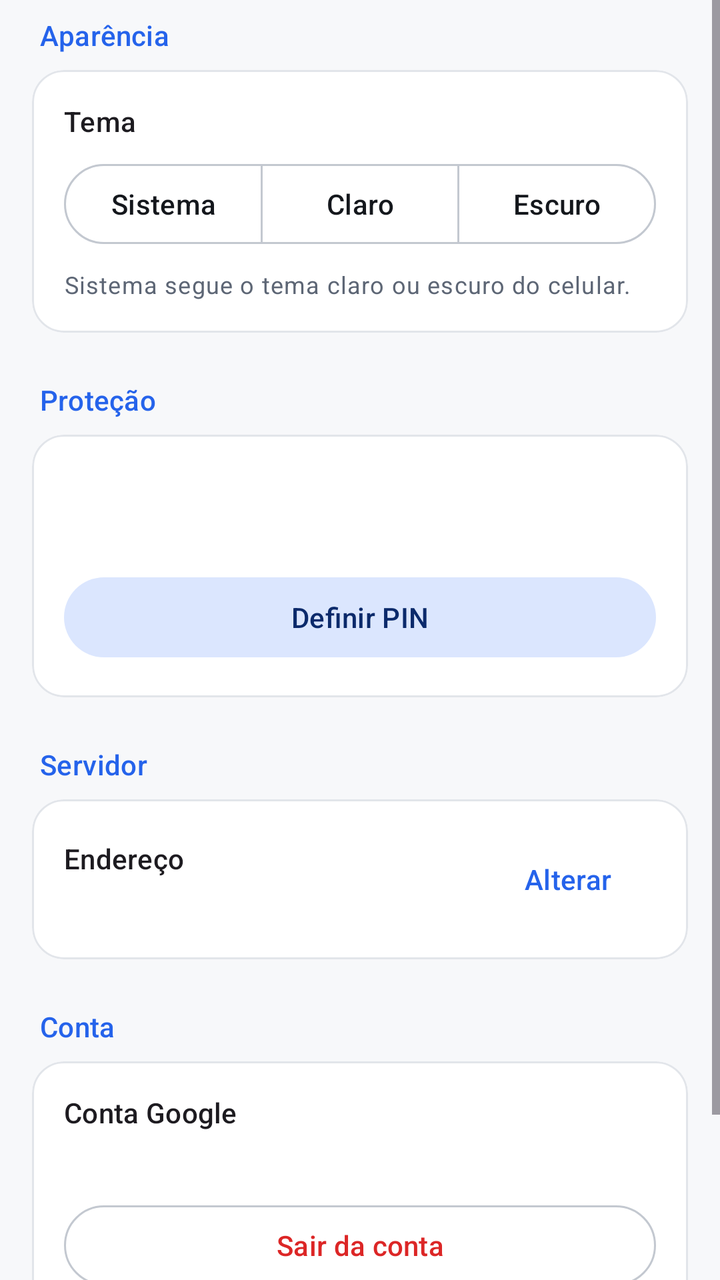
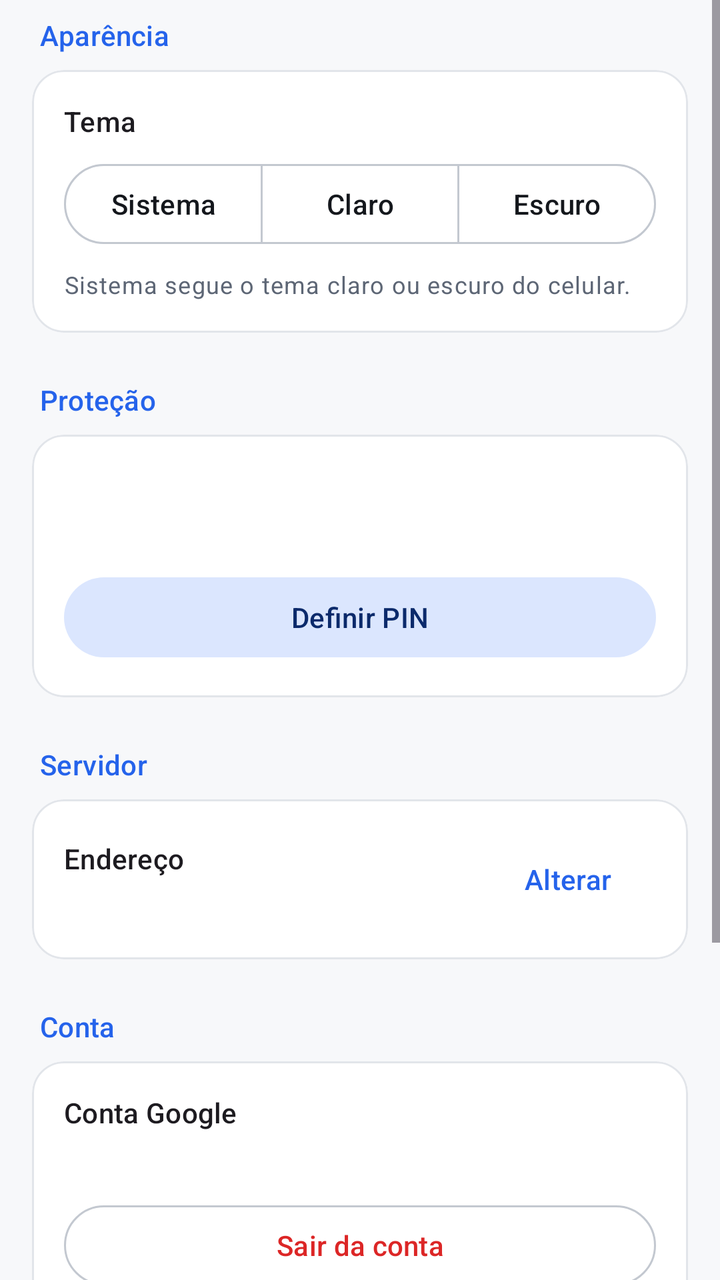

An Android layout rendered at two revisions. The XML below is the earlier revision; the diff shows what the commit changed to produce the second picture.
<!-- AndroidManifest.xml: application theme Theme.CameraMonitor -->
<!-- res/layout/fragment_settings.xml -->
<?xml version="1.0" encoding="utf-8"?>
<ScrollView xmlns:android="http://schemas.android.com/apk/res/android"
    android:layout_width="match_parent"
    android:layout_height="match_parent"
    android:fillViewport="true">

    <LinearLayout
        android:layout_width="match_parent"
        android:layout_height="wrap_content"
        android:orientation="vertical"
        android:paddingStart="16dp"
        android:paddingEnd="16dp"
        android:paddingBottom="24dp">

        
        <TextView
            style="@style/SectionTitle"
            android:layout_marginTop="8dp"
            android:text="@string/appearance_title" />

        <com.google.android.material.card.MaterialCardView
            style="@style/SectionCard"
            android:layout_width="match_parent"
            android:layout_height="wrap_content">

            <LinearLayout style="@style/SectionCardContent">

                <TextView
                    style="@style/OptionLabel"
                    android:text="@string/theme_label" />

                <com.google.android.material.button.MaterialButtonToggleGroup
                    android:id="@+id/themeGroup"
                    style="@style/ChoiceGroup">

                    <com.google.android.material.button.MaterialButton
                        android:id="@+id/themeSystem"
                        style="@style/ChoiceButton"
                        android:text="@string/theme_system" />

                    <com.google.android.material.button.MaterialButton
                        android:id="@+id/themeLight"
                        style="@style/ChoiceButton"
                        android:text="@string/theme_light" />

                    <com.google.android.material.button.MaterialButton
                        android:id="@+id/themeDark"
                        style="@style/ChoiceButton"
                        android:text="@string/theme_dark" />

                </com.google.android.material.button.MaterialButtonToggleGroup>

                <TextView
                    style="@style/OptionHint"
                    android:text="@string/theme_hint" />

            </LinearLayout>

        </com.google.android.material.card.MaterialCardView>

        
        <TextView
            style="@style/SectionTitle"
            android:text="@string/protection_title" />

        <com.google.android.material.card.MaterialCardView
            style="@style/SectionCard"
            android:layout_width="match_parent"
            android:layout_height="wrap_content">

            <LinearLayout style="@style/SectionCardContent">

                <TextView
                    android:id="@+id/protectionTitle"
                    style="@style/OptionLabel" />

                <TextView
                    android:id="@+id/protectionStatus"
                    style="@style/OptionHint"
                    android:layout_marginTop="4dp" />

                <LinearLayout
                    android:layout_width="match_parent"
                    android:layout_height="wrap_content"
                    android:layout_marginTop="12dp"
                    android:orientation="horizontal">

                    <com.google.android.material.button.MaterialButton
                        android:id="@+id/pinSetButton"
                        style="@style/Widget.Material3.Button.TonalButton"
                        android:layout_width="0dp"
                        android:layout_height="wrap_content"
                        android:layout_weight="1"
                        android:text="@string/pin_set" />

                    <com.google.android.material.button.MaterialButton
                        android:id="@+id/pinRemoveButton"
                        style="@style/Widget.Material3.Button.OutlinedButton"
                        android:layout_width="0dp"
                        android:layout_height="wrap_content"
                        android:layout_marginStart="8dp"
                        android:layout_weight="1"
                        android:text="@string/pin_remove"
                        android:visibility="gone" />

                </LinearLayout>

            </LinearLayout>

        </com.google.android.material.card.MaterialCardView>

        
        <TextView
            style="@style/SectionTitle"
            android:text="@string/server_title" />

        <com.google.android.material.card.MaterialCardView
            style="@style/SectionCard"
            android:layout_width="match_parent"
            android:layout_height="wrap_content">

            <LinearLayout
                android:layout_width="match_parent"
                android:layout_height="wrap_content"
                android:gravity="center_vertical"
                android:orientation="horizontal"
                android:padding="16dp">

                <LinearLayout
                    android:layout_width="0dp"
                    android:layout_height="wrap_content"
                    android:layout_weight="1"
                    android:orientation="vertical">

                    <TextView
                        style="@style/OptionLabel"
                        android:text="@string/server_label" />

                    <TextView
                        android:id="@+id/serverText"
                        style="@style/OptionHint"
                        android:layout_marginTop="2dp"
                        android:textAppearance="?attr/textAppearanceBodyMedium" />

                </LinearLayout>

                <com.google.android.material.button.MaterialButton
                    android:id="@+id/serverButton"
                    style="@style/Widget.Material3.Button.TextButton"
                    android:layout_width="wrap_content"
                    android:layout_height="wrap_content"
                    android:text="@string/server_change" />

            </LinearLayout>

        </com.google.android.material.card.MaterialCardView>

        
        <TextView
            style="@style/SectionTitle"
            android:text="@string/account_title" />

        <com.google.android.material.card.MaterialCardView
            style="@style/SectionCard"
            android:layout_width="match_parent"
            android:layout_height="wrap_content">

            <LinearLayout style="@style/SectionCardContent">

                <TextView
                    style="@style/OptionLabel"
                    android:text="@string/account_label" />

                <TextView
                    android:id="@+id/accountText"
                    style="@style/OptionHint"
                    android:layout_marginTop="2dp"
                    android:textAppearance="?attr/textAppearanceBodyMedium" />

                <com.google.android.material.button.MaterialButton
                    android:id="@+id/signOutButton"
                    style="@style/Widget.Material3.Button.OutlinedButton"
                    android:layout_width="match_parent"
                    android:layout_height="wrap_content"
                    android:layout_marginTop="12dp"
                    android:text="@string/sign_out"
                    android:textColor="?attr/colorError" />

                <TextView
                    android:id="@+id/signOutHint"
                    style="@style/OptionHint"
                    android:text="@string/sign_out_running_hint"
                    android:visibility="gone" />

            </LinearLayout>

        </com.google.android.material.card.MaterialCardView>

        <TextView
            android:id="@+id/versionText"
            style="@style/OptionHint"
            android:layout_marginTop="32dp"
            android:gravity="center" />

    </LinearLayout>

</ScrollView>
<!-- resources referenced by this layout -->
<resources>
  <string name="account_label">Conta Google</string>
  <string name="account_title">Conta</string>
  <string name="appearance_title">Aparência</string>
  <string name="pin_remove">Remover PIN</string>
  <string name="pin_set">Definir PIN</string>
  <string name="protection_title">Proteção</string>
  <string name="server_change">Alterar</string>
  <string name="server_label">Endereço</string>
  <string name="server_title">Servidor</string>
  <string name="sign_out">Sair da conta</string>
  <string name="sign_out_running_hint">Pare a câmera para sair da conta.</string>
  <string name="theme_dark">Escuro</string>
  <string name="theme_hint">Sistema segue o tema claro ou escuro do celular.</string>
  <string name="theme_label">Tema</string>
  <string name="theme_light">Claro</string>
  <string name="theme_system">Sistema</string>
  <style name="ChoiceButton" parent="Widget.Material3.Button.OutlinedButton">
          <item name="android:layout_width">0dp</item>
          <item name="android:layout_height">wrap_content</item>
          <item name="android:layout_weight">1</item>
          <item name="android:paddingStart">8dp</item>
          <item name="android:paddingEnd">8dp</item>
      </style>
  <style name="ChoiceGroup">
          <item name="android:layout_width">match_parent</item>
          <item name="android:layout_height">wrap_content</item>
          <item name="android:layout_marginTop">8dp</item>
          <item name="selectionRequired">true</item>
          <item name="singleSelection">true</item>
      </style>
  <style name="OptionHint">
          <item name="android:layout_width">match_parent</item>
          <item name="android:layout_height">wrap_content</item>
          <item name="android:layout_marginTop">8dp</item>
          <item name="android:textAppearance">?attr/textAppearanceBodySmall</item>
          <item name="android:textColor">?attr/colorOnSurfaceVariant</item>
      </style>
  <style name="OptionLabel">
          <item name="android:layout_width">match_parent</item>
          <item name="android:layout_height">wrap_content</item>
          <item name="android:textAppearance">?attr/textAppearanceTitleSmall</item>
      </style>
  <style name="SectionCard" parent="Widget.Material3.CardView.Outlined">
          <item name="cardBackgroundColor">?attr/colorSurfaceContainerLow</item>
          <item name="strokeColor">?attr/colorOutlineVariant</item>
          <item name="cardCornerRadius">16dp</item>
      </style>
  <style name="SectionCardContent">
          <item name="android:layout_width">match_parent</item>
          <item name="android:layout_height">wrap_content</item>
          <item name="android:orientation">vertical</item>
          <item name="android:padding">16dp</item>
      </style>
  <color name="primary">#2563EB</color>
  <color name="on_primary">#FFFFFF</color>
  <color name="primary_container">#DBE6FE</color>
  <color name="on_primary_container">#0B2A6B</color>
  <color name="surface">#F7F8FA</color>
  <color name="surface_lowest">#FFFFFF</color>
  <color name="surface_low">#FFFFFF</color>
  <color name="surface_container">#ECEEF2</color>
  <color name="surface_high">#E6E9EE</color>
  <color name="surface_highest">#E0E4EA</color>
  <color name="on_surface">#14171C</color>
  <color name="on_surface_variant">#5D6675</color>
  <color name="outline">#C3C8D0</color>
  <color name="outline_variant">#E2E5EA</color>
  <color name="error">#DC2626</color>
  <color name="on_error">#FFFFFF</color>
  <color name="error_container">#FDE2E2</color>
  <color name="on_error_container">#7F1D1D</color>
  <!-- unchanged entries left out for length: 2 -->
</resources>

<!-- the commit's change to res/layout/fragment_settings.xml (unified diff, before → after) -->
@@ -196,11 +196,45 @@
 
         </com.google.android.material.card.MaterialCardView>
 
-        <TextView
-            android:id="@+id/versionText"
-            style="@style/OptionHint"
-            android:layout_marginTop="32dp"
-            android:gravity="center" />
+        
+        <TextView
+            style="@style/SectionTitle"
+            android:text="@string/update_title" />
+
+        <com.google.android.material.card.MaterialCardView
+            style="@style/SectionCard"
+            android:layout_width="match_parent"
+            android:layout_height="wrap_content">
+
+            <LinearLayout style="@style/SectionCardContent">
+
+                <TextView
+                    android:id="@+id/updateInstalled"
+                    style="@style/OptionLabel" />
+
+                <TextView
+                    android:id="@+id/updateStatus"
+                    style="@style/OptionHint"
+                    android:layout_marginTop="4dp" />
+
+                <com.google.android.material.progressindicator.LinearProgressIndicator
+                    android:id="@+id/updateProgress"
+                    android:layout_width="match_parent"
+                    android:layout_height="wrap_content"
+                    android:layout_marginTop="12dp"
+                    android:visibility="gone" />
+
+                <com.google.android.material.button.MaterialButton
+                    android:id="@+id/updateButton"
+                    style="@style/Widget.Material3.Button.TonalButton"
+                    android:layout_width="match_parent"
+                    android:layout_height="wrap_content"
+                    android:layout_marginTop="12dp"
+                    android:text="@string/update_check_button" />
+
+            </LinearLayout>
+
+        </com.google.android.material.card.MaterialCardView>
 
     </LinearLayout>
 
<!-- resource entries referenced after the edit -->
@@ -16,6 +16,8 @@
   <string name="theme_label">Tema</string>
   <string name="theme_light">Claro</string>
   <string name="theme_system">Sistema</string>
+  <string name="update_check_button">Procurar atualização</string>
+  <string name="update_title">Atualização</string>
   <style name="ChoiceButton" parent="Widget.Material3.Button.OutlinedButton">
           <item name="android:layout_width">0dp</item>
           <item name="android:layout_height">wrap_content</item>
